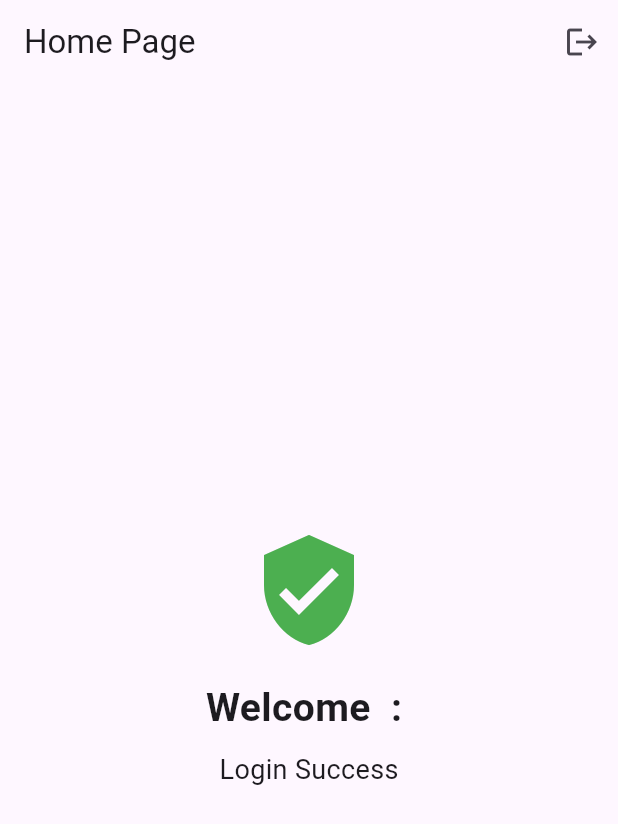
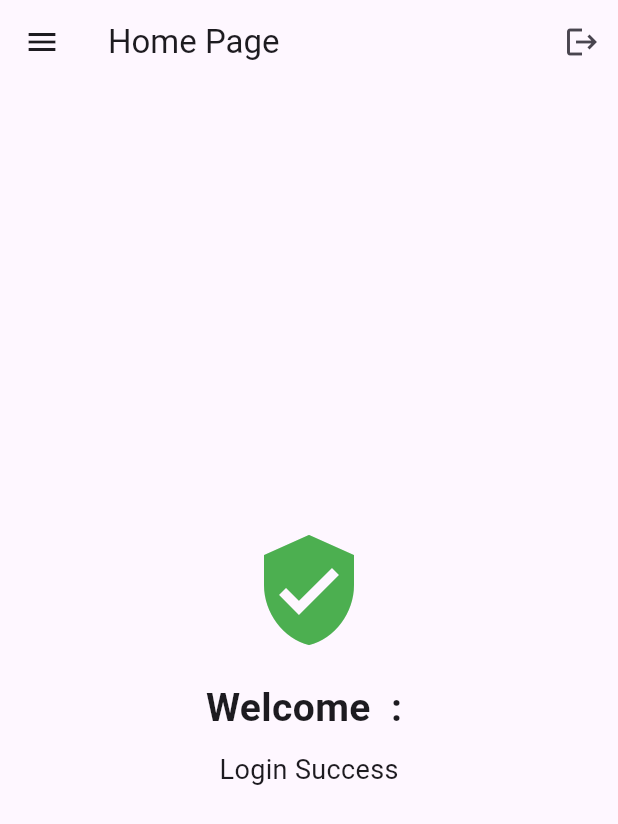
Before and after one commit to paetyangkulthanabordee-cpu/final_66712939, a Flutter app: the HomePage screen opened directly with empty values, on a phone screen of 412 x 824 dp. Shown: the top 824 px of the screen. Run offline on Flutter 3.47's test engine with Material 3 defaults, Android fonts, the phone set to English and light mode, and no system bars; our stand-ins replace image_picker; network calls fail.

Commit message:
update v1

```diff
--- a/lib/home.dart
+++ b/lib/home.dart
@@ -1,4 +1,5 @@
 import 'package:flutter/material.dart';
+import 'package:flutter_booking/login_admin.dart';
 import 'Login.dart';
 
 class HomePage extends StatelessWidget {
@@ -32,6 +33,60 @@ class HomePage extends StatelessWidget {
             },
           ),
         ],
+      ),
+      drawer: Drawer(
+        child: ListView(
+          padding: EdgeInsets.zero, // เอาช่องว่างด้านบนออก
+          children: [
+            // 🔸 Header ของ Drawer (ส่วนหัว)
+            const UserAccountsDrawerHeader(
+              accountName: Text('ธนบดี แพทยังกุล'), // ชื่อผู้ใช้
+              accountEmail: Text('66712939'), // อีเมล
+              currentAccountPicture: CircleAvatar(
+                child: Icon(Icons.person), // ไอคอนโปรไฟล์
+              ),
+            ),
+
+            // 🔸 เมนู: หน้าแรก
+            ListTile(
+              leading: const Icon(Icons.home), // ไอคอน
+              title: const Text('หน้าแรก'), // ข้อความเมนู
+              onTap: () {
+                Navigator.pop(context); // ปิด Drawer
+              },
+            ),
+
+            // 🔸 เมนู: ไปหน้า Page 1
+            ListTile(
+              leading: const Icon(Icons.login),
+              title: const Text('เข้าสู่ระบบ'),
+              onTap: () {
+                Navigator.pop(context); // ปิด Drawer ก่อน
+
+                // 🔹 เปิดหน้าใหม่ (Page1)
+                Navigator.push(
+                  context,
+                  MaterialPageRoute(builder: (_) => const LoginAdmin()),
+                );
+              },
+            ),
+
+            // 🔸 เมนู: ไปหน้า Page 2
+            ListTile(
+              leading: const Icon(Icons.shop),
+              title: const Text('อุปกรณ์'),
+              onTap: () {
+                Navigator.pop(context); // ปิด Drawer ก่อน
+
+                // 🔹 เปิดหน้าใหม่ (Page2)
+                Navigator.push(
+                  context,
+                  MaterialPageRoute(builder: (_) => const LoginAdmin()),
+                );
+              },
+            ),
+          ],
+        ),
       ),
 
       body: Center(
--- a/lib/main.dart
+++ b/lib/main.dart
@@ -1,7 +1,10 @@
 import 'package:flutter/material.dart';
 import 'package:flutter_booking/Home_page.dart';
 import 'package:flutter_booking/Login.dart';
+import 'package:flutter_booking/room_crud.dart';
+import 'package:flutter_booking/room_list.dart';
 import 'login_admin.dart';
+
 
 
 void main() {
@@ -18,7 +21,7 @@ class MyApp extends StatelessWidget {
     return const MaterialApp(
       debugShowCheckedModeBanner: false,
       title: 'Equipment Rent',
-      home: HomePage(),   // ✅ หน้าแรกแสดงรายการห้องประชุม
+      home: RoomList(name: '',),   // ✅ หน้าแรกแสดงรายการห้องประชุม
     );
 
   }
```
Also changed, not shown: lib/room_list.dart (+54 -29 lines), php_api/images/1774979881_1774857668_printer.jpg (deleted), php_api/images/1774981605_banner.jpg (added), 1 other file.
